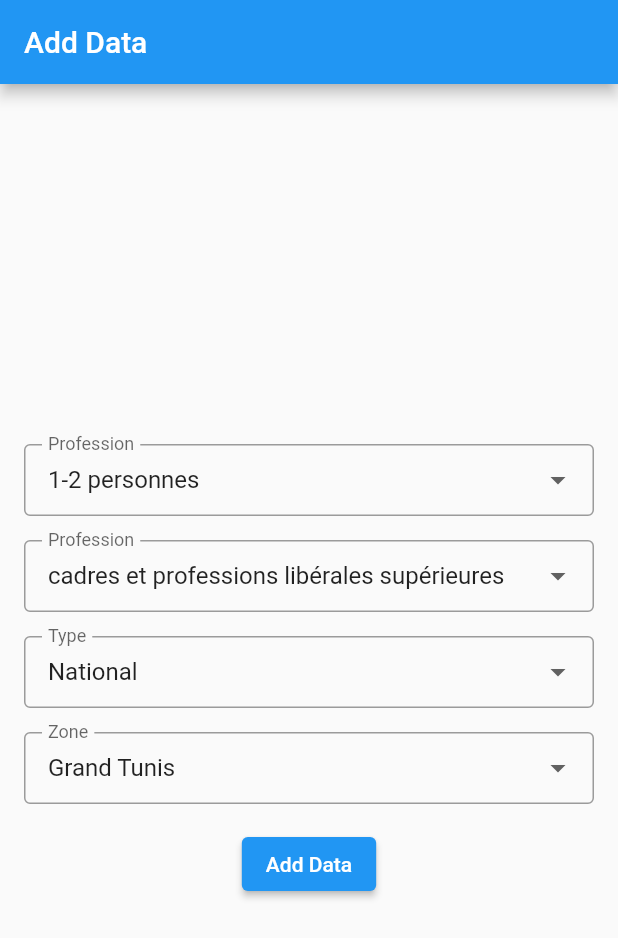
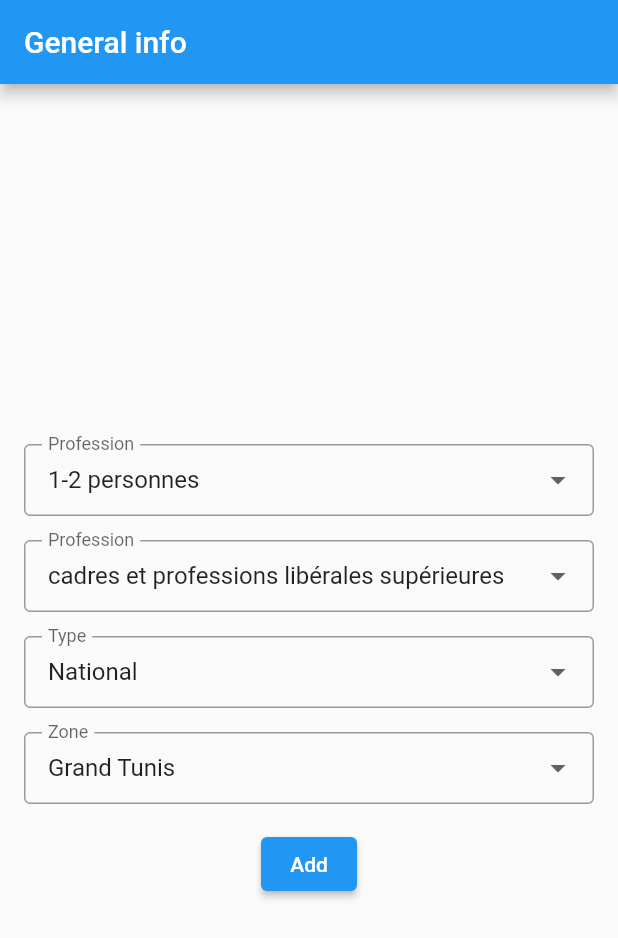
Before and after one commit to YoussefFrigui/ins_app, a Flutter app: the AddData screen opened directly with empty values, on a phone screen of 412 x 824 dp. Shown: the top 938 px of the screen. Run offline on Flutter 3.47's test engine with Material 2 defaults, Android fonts, the phone set to English and light mode, and no system bars; our stand-ins replace cloud_firestore, firebase_auth, firebase_core; accounts and stored records are empty.

Commit message:
5/5/23 16

```diff
--- a/lib/add_data.dart
+++ b/lib/add_data.dart
@@ -45,7 +45,7 @@ class _AddDataState extends State<AddData> {
   Widget build(BuildContext context) {
     return Scaffold(
       appBar: AppBar(
-        title: Text('Add Data'),
+        title: Text('General info'),
       ),
       body: Padding(
         padding: const EdgeInsets.all(16.0),
@@ -149,7 +149,7 @@ border: OutlineInputBorder(),
 SizedBox(height: 16.0),
 ElevatedButton(
 onPressed: addData,
-child: Text('Add Data'),
+child: Text('Add'),
 ),
 ],
 ),
```
